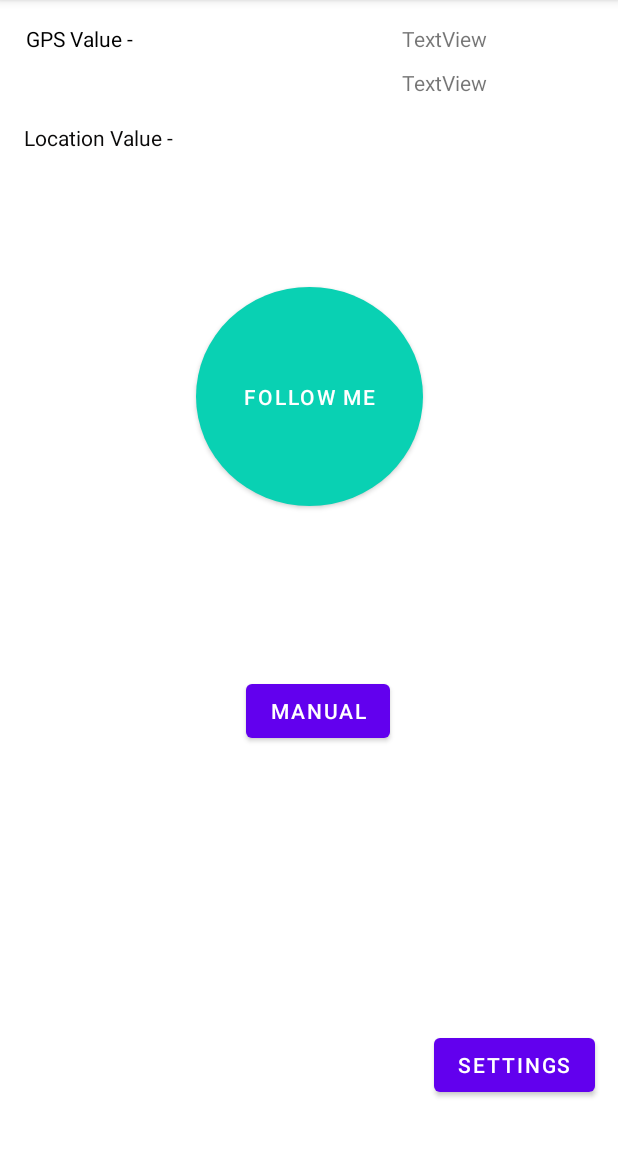
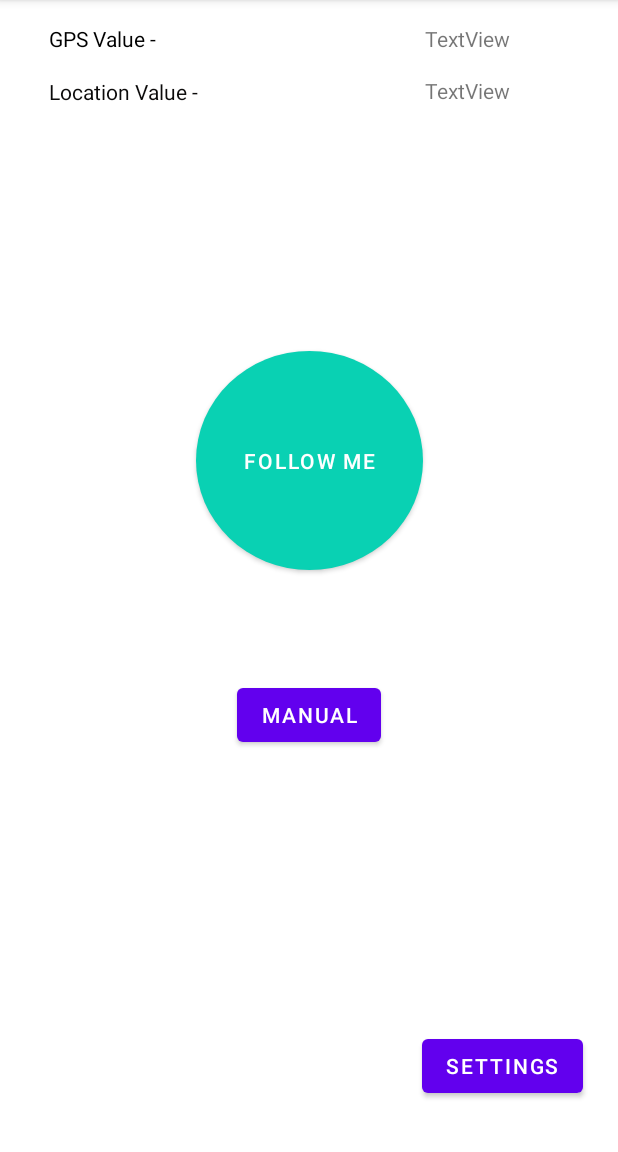
Before and after one commit to daniellba/Smart-Carrier, an Android app: the screen it shows after launch (MainActivity), on a phone screen of 412 x 824 dp, the part 84-1236 px from its top. Run offline under Robolectric (Android 15) with nearby library versions, the phone set to English and light mode, and no system bars.

Commit message:
few main screen updates

```diff
--- a/app/src/main/res/layout/activity_main.xml
+++ b/app/src/main/res/layout/activity_main.xml
@@ -10,16 +10,11 @@
         android:id="@+id/TextView"
         android:layout_width="98dp"
         android:layout_height="0dp"
-        android:layout_marginStart="16dp"
-        android:layout_marginLeft="16dp"
         android:layout_marginTop="16dp"
-        android:layout_marginEnd="152dp"
-        android:layout_marginRight="152dp"
-        android:layout_marginBottom="10dp"
         android:text="GPS Value -"
         android:textColor="#000000"
-        app:layout_constraintBottom_toTopOf="@+id/TextView2"
-        app:layout_constraintEnd_toStartOf="@+id/GPS_Value_ID"
+        app:layout_constraintEnd_toEndOf="parent"
+        app:layout_constraintHorizontal_bias="0.105"
         app:layout_constraintStart_toStartOf="parent"
         app:layout_constraintTop_toTopOf="parent" />
 
@@ -27,87 +22,74 @@
         android:id="@+id/Follow_Me_Btn"
         android:layout_width="151dp"
         android:layout_height="146dp"
-        android:layout_marginStart="130dp"
-        android:layout_marginLeft="130dp"
-        android:layout_marginTop="108dp"
-        android:layout_marginEnd="130dp"
-        android:layout_marginRight="130dp"
-        android:layout_marginBottom="94dp"
         android:background="@drawable/round_button"
         android:text="Follow Me"
         app:backgroundTint="#09D1B3"
-        app:layout_constraintBottom_toTopOf="@+id/Manual_Btn"
+        app:layout_constraintBottom_toBottomOf="parent"
         app:layout_constraintEnd_toEndOf="parent"
         app:layout_constraintStart_toStartOf="parent"
-        app:layout_constraintTop_toBottomOf="@+id/Location_Value_ID" />
+        app:layout_constraintTop_toTopOf="parent"
+        app:layout_constraintVertical_bias="0.376" />
 
     <TextView
         android:id="@+id/TextView2"
         android:layout_width="115dp"
         android:layout_height="18dp"
-        android:layout_marginStart="16dp"
-        android:layout_marginLeft="16dp"
-        android:layout_marginBottom="668dp"
+        android:layout_marginTop="8dp"
         android:text="Location Value -"
         android:textColor="#0B0A0A"
         app:layout_constraintBottom_toBottomOf="parent"
-        app:layout_constraintStart_toStartOf="parent" />
+        app:layout_constraintEnd_toEndOf="parent"
+        app:layout_constraintHorizontal_bias="0.111"
+        app:layout_constraintStart_toStartOf="parent"
+        app:layout_constraintTop_toBottomOf="@+id/TextView"
+        app:layout_constraintVertical_bias="0.011" />
 
     <TextView
         android:id="@+id/GPS_Value_ID"
         android:layout_width="wrap_content"
         android:layout_height="wrap_content"
         android:layout_marginTop="16dp"
-        android:layout_marginEnd="87dp"
-        android:layout_marginRight="87dp"
-        android:layout_marginBottom="10dp"
         android:text="TextView"
-        app:layout_constraintBottom_toTopOf="@+id/Location_Value_ID"
         app:layout_constraintEnd_toEndOf="parent"
+        app:layout_constraintHorizontal_bias="0.798"
+        app:layout_constraintStart_toStartOf="parent"
         app:layout_constraintTop_toTopOf="parent" />
 
     <TextView
         android:id="@+id/Location_Value_ID"
         android:layout_width="wrap_content"
         android:layout_height="wrap_content"
-        android:layout_marginStart="136dp"
-        android:layout_marginLeft="136dp"
-        android:layout_marginTop="10dp"
-        android:layout_marginEnd="87dp"
-        android:layout_marginRight="87dp"
+        android:layout_marginTop="8dp"
         android:text="TextView"
+        app:layout_constraintBottom_toBottomOf="parent"
         app:layout_constraintEnd_toEndOf="parent"
-        app:layout_constraintStart_toEndOf="@+id/TextView2"
-        app:layout_constraintTop_toBottomOf="@+id/GPS_Value_ID" />
+        app:layout_constraintHorizontal_bias="0.798"
+        app:layout_constraintStart_toStartOf="parent"
+        app:layout_constraintTop_toBottomOf="@+id/GPS_Value_ID"
+        app:layout_constraintVertical_bias="0.01" />
 
     <Button
         android:id="@+id/Manual_Btn"
         android:layout_width="wrap_content"
         android:layout_height="wrap_content"
-        android:layout_marginStart="163dp"
-        android:layout_marginLeft="163dp"
-        android:layout_marginEnd="151dp"
-        android:layout_marginRight="151dp"
-        android:layout_marginBottom="270dp"
         android:text="Manual"
         app:layout_constraintBottom_toBottomOf="parent"
         app:layout_constraintEnd_toEndOf="parent"
-        app:layout_constraintStart_toStartOf="parent" />
+        app:layout_constraintStart_toStartOf="parent"
+        app:layout_constraintTop_toTopOf="parent"
+        app:layout_constraintVertical_bias="0.629" />
 
     <Button
         android:id="@+id/Settings_Btn"
         android:layout_width="wrap_content"
         android:layout_height="wrap_content"
-        android:layout_marginStart="289dp"
-        android:layout_marginLeft="289dp"
-        android:layout_marginTop="603dp"
-        android:layout_marginEnd="16dp"
-        android:layout_marginRight="16dp"
-        android:layout_marginBottom="16dp"
         android:text="Settings"
         app:layout_constraintBottom_toBottomOf="parent"
         app:layout_constraintEnd_toEndOf="parent"
+        app:layout_constraintHorizontal_bias="0.924"
         app:layout_constraintStart_toStartOf="parent"
-        app:layout_constraintTop_toBottomOf="@+id/Location_Value_ID" />
+        app:layout_constraintTop_toTopOf="parent"
+        app:layout_constraintVertical_bias="0.954" />
 
 </androidx.constraintlayout.widget.ConstraintLayout>
--- a/app/src/main/res/layout/activity_splash.xml
+++ b/app/src/main/res/layout/activity_splash.xml
@@ -11,9 +11,11 @@
       android:id="@+id/ImgView_Splash_ID"
       android:layout_width="414dp"
       android:layout_height="730dp"
-      android:src="@drawable/png_transparent_gohan_trunks_goku_vegeta_goten_one_punch_man_purple_cartoon_cell_thumbnail"
+      android:src="@drawable/whatsapp_image_2021_01_11_at_17_36_57"
       app:layout_constraintBottom_toBottomOf="parent"
       app:layout_constraintEnd_toEndOf="parent"
+      app:layout_constraintHorizontal_bias="0.666"
       app:layout_constraintStart_toStartOf="parent"
-      app:layout_constraintTop_toTopOf="parent" />
+      app:layout_constraintTop_toTopOf="parent"
+      app:layout_constraintVertical_bias="0.0" />
 </androidx.constraintlayout.widget.ConstraintLayout>
```
Also changed, not shown: app/src/main/res/drawable/whatsapp_image_2021_01_11_at_17_36_57.jpeg (added).
